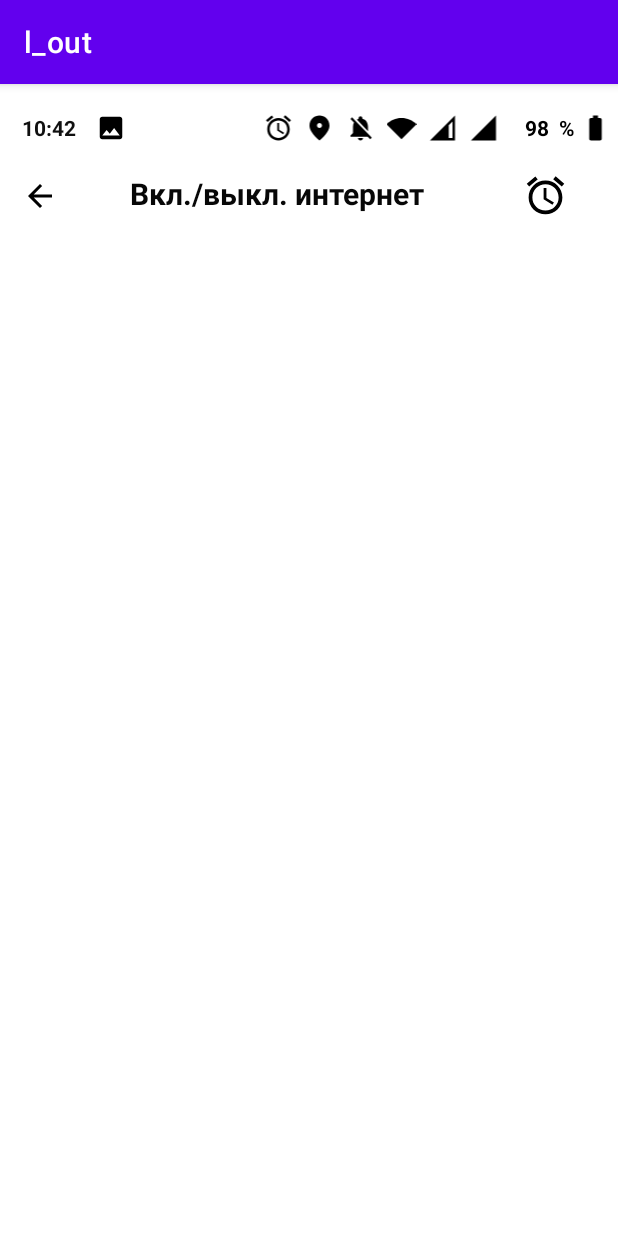
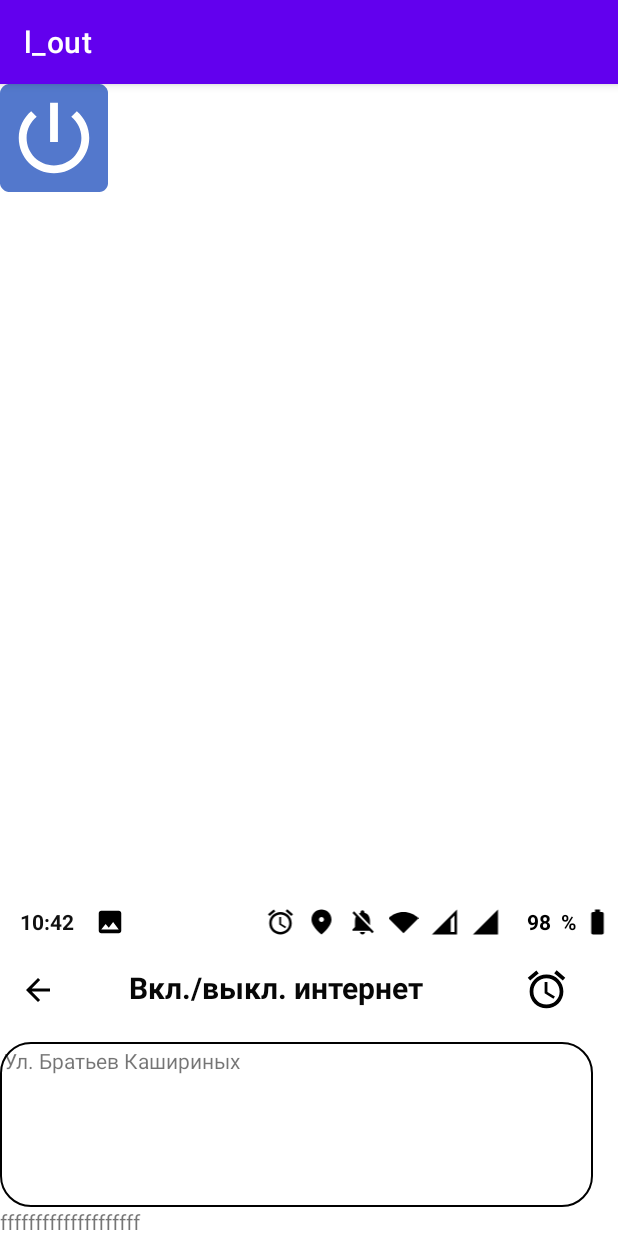
Before and after one commit to mosspanic/l_out, an Android app: the screen it shows after launch (MainActivity), on a phone screen of 412 x 824 dp. Run offline under Robolectric (Android 15) with nearby library versions, the phone set to English and light mode, and no system bars.

Commit message:
второй xml

```diff
--- /dev/null
+++ b/app/src/main/res/drawable/killbutint2_foreground.xml
@@ -0,0 +1,15 @@
+<vector xmlns:android="http://schemas.android.com/apk/res/android"
+    android:width="108dp"
+    android:height="108dp"
+    android:viewportWidth="108"
+    android:viewportHeight="108"
+    android:tint="#FFFFFF">
+  <group android:scaleX="2.61"
+      android:scaleY="2.61"
+      android:translateX="22.68"
+      android:translateY="22.68">
+    <path
+        android:fillColor="@android:color/white"
+        android:pathData="M13,3h-2v10h2L13,3zM17.83,5.17l-1.42,1.42C17.99,7.86 19,9.81 19,12c0,3.87 -3.13,7 -7,7s-7,-3.13 -7,-7c0,-2.19 1.01,-4.14 2.58,-5.42L6.17,5.17C4.23,6.82 3,9.26 3,12c0,4.97 4.03,9 9,9s9,-4.03 9,-9c0,-2.74 -1.23,-5.18 -3.17,-6.83z"/>
+  </group>
+</vector>
--- /dev/null
+++ b/app/src/main/res/drawable/rounded_border.xml
@@ -0,0 +1,20 @@
+<?xml version="1.0" encoding="utf-8"?>
+<shape xmlns:android="http://schemas.android.com/apk/res/android"
+    android:shape="rectangle">
+    <padding
+        android:bottom="3dp"
+        android:left="3dp"
+        android:right="3dp"
+        android:top="3dp" />
+
+    <stroke
+        android:width="1dp"
+        android:color="#000000" />
+
+    <corners
+        android:radius="20dp" />
+
+    <size
+        android:width="110dp"
+        android:height="110dp" />
+</shape>
--- a/app/src/main/res/layout/activity_main.xml
+++ b/app/src/main/res/layout/activity_main.xml
@@ -8,18 +8,24 @@
     tools:context=".MainActivity">
 
     <LinearLayout
-        android:layout_width="409dp"
-        android:layout_height="729dp"
+        android:id="@+id/linearLayout"
+        android:layout_width="match_parent"
+        android:layout_height="wrap_content"
         android:orientation="vertical"
-        app:layout_constraintBottom_toBottomOf="parent"
+        app:layout_constraintBottom_toTopOf="@+id/lin3"
         app:layout_constraintEnd_toEndOf="parent"
+        app:layout_constraintHorizontal_bias="1.0"
         app:layout_constraintStart_toStartOf="parent"
-        app:layout_constraintTop_toTopOf="parent">
+        app:layout_constraintTop_toTopOf="parent"
+        app:layout_constraintVertical_bias="1.0">
 
         <LinearLayout
             android:layout_width="match_parent"
             android:layout_height="20dp"
-            android:orientation="horizontal">
+            android:orientation="horizontal"
+            app:layout_constraintTop_toTopOf="parent"
+            app:layout_constraintStart_toStartOf="parent"
+            >
 
             <TextView
                 android:id="@+id/textView"
@@ -137,6 +143,7 @@
         </LinearLayout>
 
         <LinearLayout
+            android:id="@+id/lin2"
             android:layout_width="match_parent"
             android:layout_height="70dp"
             android:orientation="horizontal">
@@ -176,9 +183,45 @@
                 app:layout_constraintStart_toStartOf="parent"
                 app:layout_constraintTop_toTopOf="parent"
                 app:srcCompat="@drawable/alarms" />
+
+
         </LinearLayout>
 
 
+    </LinearLayout>
 
+    <LinearLayout
+        android:id="@+id/lin3"
+        android:layout_width="395dp"
+        android:layout_height="wrap_content"
+        android:orientation="vertical"
+        app:layout_constraintBottom_toBottomOf="parent"
+        app:layout_constraintEnd_toTopOf="textView4"
+        app:layout_constraintStart_toStartOf="parent">
+        <TextView
+            android:id="@+id/textView3"
+            android:layout_width="match_parent"
+            android:layout_height="match_parent"
+            android:layout_weight="0.1"
+            android:background="@drawable/rounded_border"
+            android:shadowColor="#B8BDAB44"
+            android:shadowDy="10.5"
+            android:text="Ул. Братьев Кашириных" />
+        <TextView
+            android:id="@+id/textView4"
+            android:weight="2"
+            android:layout_width="match_parent"
+            android:layout_height="wrap_content"
+
+            android:text="ffffffffffffffffffff" />
     </LinearLayout>
+
+    <ImageView
+        android:id="@+id/imageView"
+        android:layout_width="wrap_content"
+        android:layout_height="wrap_content"
+        app:srcCompat="@mipmap/killbutint2_round"
+        tools:layout_editor_absoluteX="90dp"
+        tools:layout_editor_absoluteY="232dp" />
+
 </androidx.constraintlayout.widget.ConstraintLayout>
--- /dev/null
+++ b/app/src/main/res/mipmap-anydpi-v26/killbutint2.xml
@@ -0,0 +1,5 @@
+<?xml version="1.0" encoding="utf-8"?>
+<adaptive-icon xmlns:android="http://schemas.android.com/apk/res/android">
+    <background android:drawable="@color/killbutint2_background"/>
+    <foreground android:drawable="@drawable/killbutint2_foreground"/>
+</adaptive-icon>
--- /dev/null
+++ b/app/src/main/res/mipmap-anydpi-v26/killbutint2_round.xml
@@ -0,0 +1,5 @@
+<?xml version="1.0" encoding="utf-8"?>
+<adaptive-icon xmlns:android="http://schemas.android.com/apk/res/android">
+    <background android:drawable="@color/killbutint2_background"/>
+    <foreground android:drawable="@drawable/killbutint2_foreground"/>
+</adaptive-icon>
--- /dev/null
+++ b/app/src/main/res/values/killbutint2_background.xml
@@ -0,0 +1,4 @@
+<?xml version="1.0" encoding="utf-8"?>
+<resources>
+    <color name="killbutint2_background">#5378CC</color>
+</resources>
```
Also changed, not shown: app/src/main/killbutint2-playstore.png (added), app/src/main/res/mipmap-hdpi/killbutint2.png (added), app/src/main/res/mipmap-hdpi/killbutint2_round.png (added), app/src/main/res/mipmap-mdpi/killbutint2.png (added), app/src/main/res/mipmap-mdpi/killbutint2_round.png (added), app/src/main/res/mipmap-xhdpi/killbutint2.png (added), app/src/main/res/mipmap-xhdpi/killbutint2_round.png (added), app/src/main/res/mipmap-xxhdpi/killbutint2.png (added), app/src/main/res/mipmap-xxhdpi/killbutint2_round.png (added), app/src/main/res/mipmap-xxxhdpi/killbutint2.png (added), app/src/main/res/mipmap-xxxhdpi/killbutint2_round.png (added).
